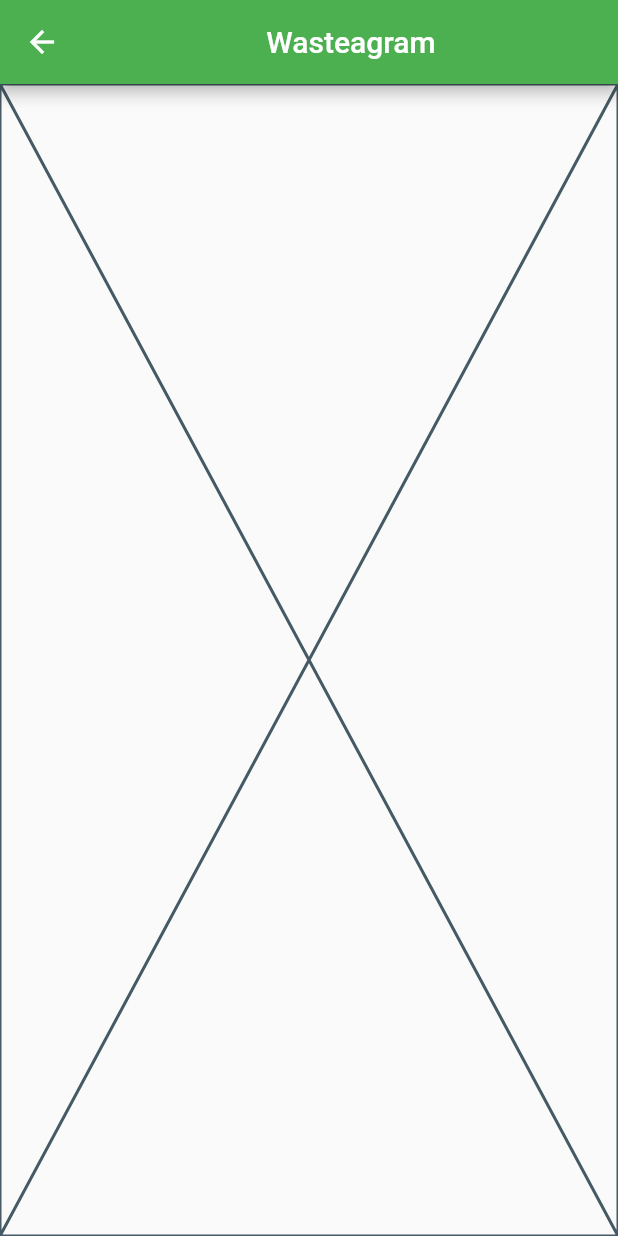
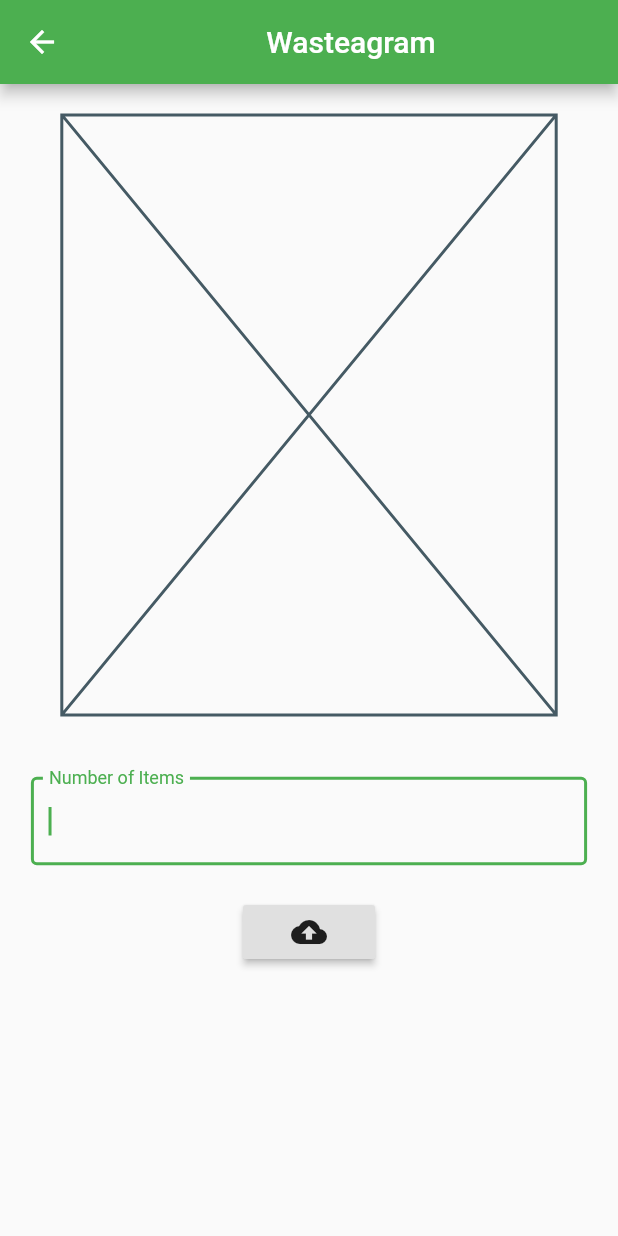
Before and after one commit to c-gasiciel/wasteagram, a Flutter app: the screen it shows after launch, after a tap on the "add" icon, on a phone screen of 412 x 824 dp. Run offline on Flutter 3.47's test engine with Material 2 defaults, Android fonts, the phone set to English and light mode, and no system bars; our stand-ins replace cloud_firestore, location; accounts and stored records are empty.

Commit message:
Created basic add post layout

```diff
--- /dev/null
+++ b/lib/screens/components/post_form.dart
@@ -0,0 +1,100 @@
+import 'package:flutter/material.dart';
+import 'package:location/location.dart';
+import '../../models/post.dart';
+
+class PostForm extends StatefulWidget {
+  @override
+  _PostFormState createState() => _PostFormState();
+}
+
+class _PostFormState extends State<PostForm> {
+  final _formKey = GlobalKey<FormState>();
+  final postFields = Post();
+  LocationData locationData;
+
+
+  @override
+  void initState(){
+    super.initState();
+    retrieveLocation();
+  }
+
+  void retrieveLocation() async{
+    var locationService = Location();
+    locationData = await locationService.getLocation();
+  }
+
+  Widget build(BuildContext context) {
+    return Form(
+      key: _formKey,
+      child: SingleChildScrollView(
+        child: Column(
+          children: [
+            selectedPhoto(context),
+            formField(context, postFields, 'Number of Items'),
+            //SizedBox(height: 10),
+            RaisedButton(
+              onPressed: () async{
+                if(_formKey.currentState.validate()){
+                  _formKey.currentState.save();
+                  postFields.date = DateTime.now();
+                  postFields.latitude = '$locationData.latitude';
+                  postFields.longitude = '$locationData.longitude';
+                  //Return to previous page after saving
+                  Navigator.of(context).pop();
+                }
+              },
+              child: Icon(
+                Icons.cloud_upload,
+                semanticLabel: 'Button to publish this post'),
+            )
+        ],),
+      )
+    );
+  }
+}
+
+Widget selectedPhoto(BuildContext context){
+  return Container(
+    child: Padding(
+      padding: EdgeInsets.fromLTRB(
+        padding(context, 0.1),
+        padding(context, 0.05),
+        padding(context, 0.1),
+        padding(context, 0.05)
+        ),
+      child: Placeholder()
+      )
+  );
+}
+
+double padding(BuildContext context, double num){
+  return MediaQuery.of(context).size.width * num;
+}
+
+Widget formField(BuildContext context, Post entry, String label){
+  return Padding(
+    padding:  EdgeInsets.all(padding(context, 0.05)),
+    child: TextFormField(
+      autofocus: true,
+      decoration: InputDecoration(
+        labelText: label,
+        border: OutlineInputBorder()),
+      keyboardType: TextInputType.number,
+      onSaved: (value) {
+        storeVal(entry, label, value);
+      },
+      validator: (value){
+        if(value.isEmpty){
+          return 'This field cannot be empty.';
+        }
+      },
+    ),
+  );
+}
+
+void storeVal(Post entry, String field, String val){
+  if(field == 'Number of Items'){
+    entry.quantity = int.parse(val);
+  }
+}
--- a/lib/screens/new_post_screen.dart
+++ b/lib/screens/new_post_screen.dart
@@ -1,4 +1,5 @@
 import 'package:flutter/material.dart';
+import 'components/post_form.dart';
 
 class NewPostScreen extends StatefulWidget {
   static const routeName = 'newPost';
@@ -16,7 +17,11 @@ class _NewPostScreenState extends State<NewPostScreen> {
         title: Center(
           child: Text(title)
         )),
-      body: Placeholder()
+      body: PostForm()
     );
   }
 }
+
+double padding(BuildContext context, double num){
+  return MediaQuery.of(context).size.width * num;
+}
```
